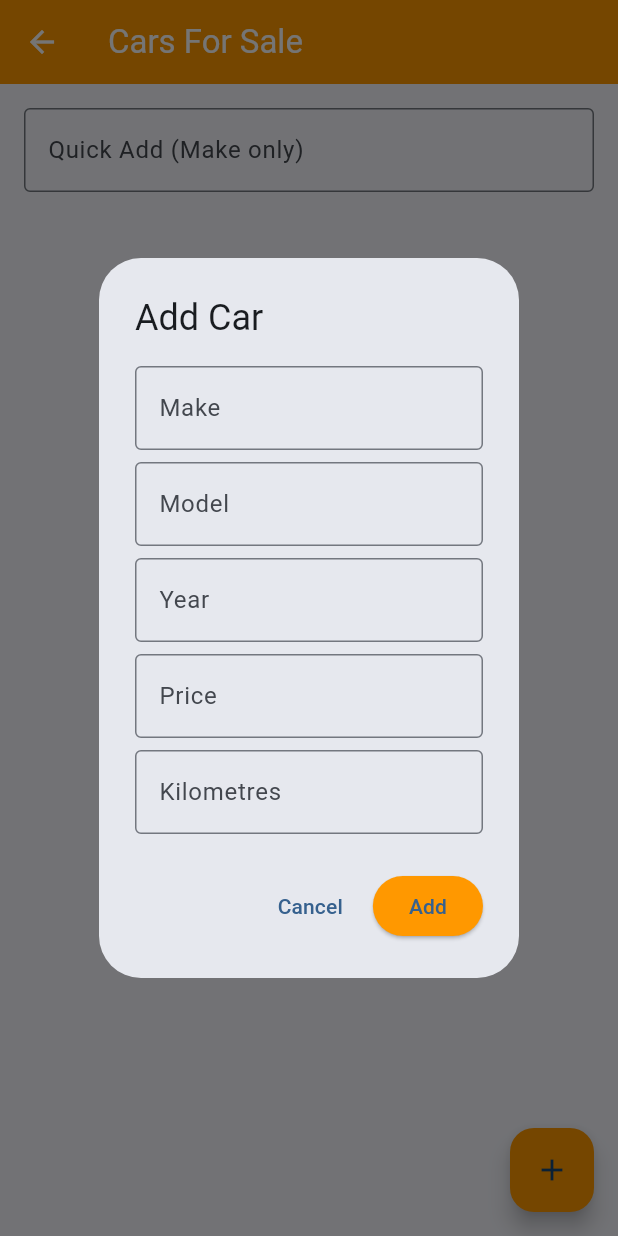
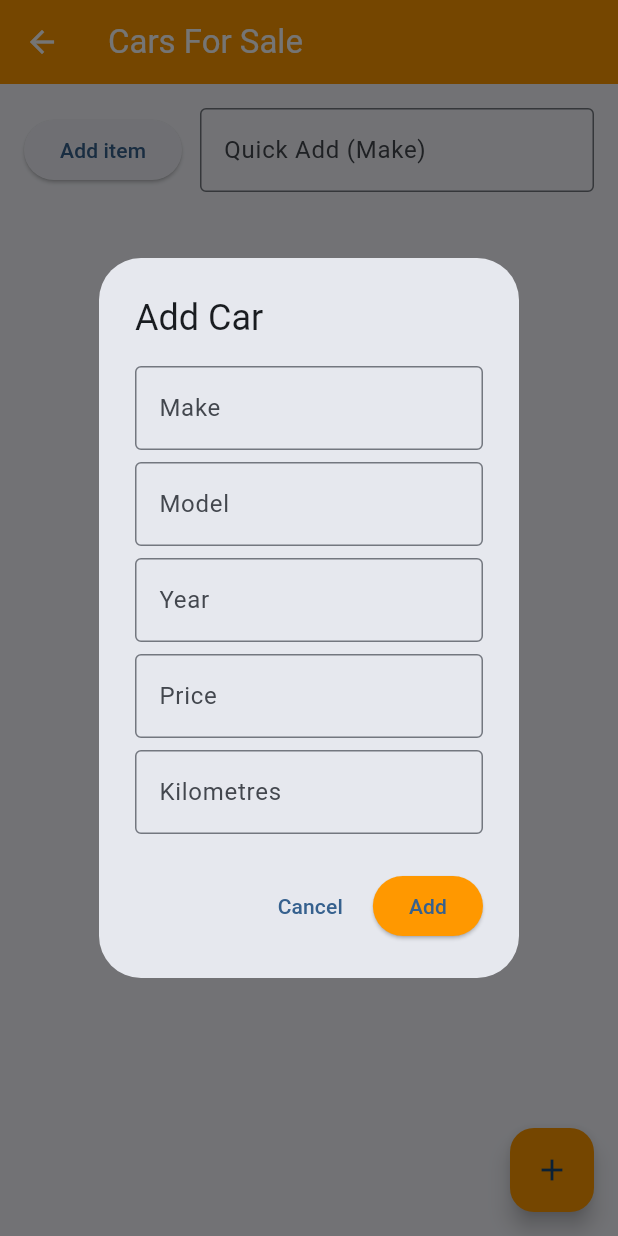
Before and after one commit to alex-gamero/final_project, a Flutter app: the CarsPage screen opened directly, after a tap on the "add" icon, on a phone screen of 412 x 824 dp. Run offline on Flutter 3.47's test engine with Material 3 defaults, Android fonts, the phone set to English and light mode, and no system bars; our stand-ins replace floor, flutter_secure_storage, sqflite; accounts and stored records are empty; generated files the repository leaves out were written again.

Commit message:
TextField and button implementation completed

```diff
--- a/lib/cars/cars_page.dart
+++ b/lib/cars/cars_page.dart
@@ -11,11 +11,15 @@ class _CarsPageState extends State<CarsPage> {
   final List<Car> _cars = [];
   int? _selectedIndex;
 
+  // Controllers for FULL car creation
   final TextEditingController _makeController = TextEditingController();
   final TextEditingController _modelController = TextEditingController();
   final TextEditingController _yearController = TextEditingController();
   final TextEditingController _priceController = TextEditingController();
   final TextEditingController _kmController = TextEditingController();
+
+  // CONTROLLER for PART 2 (quick add)
+  final TextEditingController _quickAddController = TextEditingController();
 
   @override
   Widget build(BuildContext context) {
@@ -27,41 +31,81 @@ class _CarsPageState extends State<CarsPage> {
         backgroundColor: Colors.orange,
         foregroundColor: Colors.white,
       ),
+
       floatingActionButton: FloatingActionButton(
         backgroundColor: Colors.orange,
         onPressed: _showAddCarDialog,
         child: const Icon(Icons.add),
       ),
+
       body: Row(
         children: [
           Expanded(
             child: Column(
               children: [
                 const SizedBox(height: 16),
+
+                // ---------------------------
+                //        PART 2
+                // ---------------------------
                 Padding(
-                  padding: const EdgeInsets.symmetric(horizontal: 16.0),
+                  padding: const EdgeInsets.symmetric(horizontal: 16),
+                  child: Row(
+                    children: [
+                      // Add button
+                      ElevatedButton(
+                        onPressed: () {
+                          final text = _quickAddController.text.trim();
+                          if (text.isEmpty) return;
+
+                          setState(() {
+                            _cars.add(
+                              Car(
+                                make: text,
+                                model: 'Unknown',
+                                year: 0,
+                                price: 0,
+                                kilometres: 0,
+                              ),
+                            );
+                            _quickAddController.clear();
+                          });
+                        },
+                        child: const Text("Add item"),
+                      ),
+                      const SizedBox(width: 12),
+
+                      // TextField
+                      Expanded(
                         child: TextField(
-                    controller: _makeController,
+                          controller: _quickAddController,
                           decoration: const InputDecoration(
-                      labelText: 'Quick Add (Make only)',
+                            labelText: 'Quick Add (Make)',
                             border: OutlineInputBorder(),
                           ),
                           onSubmitted: (value) {
                             if (value.trim().isEmpty) return;
+
                             setState(() {
                               _cars.add(Car(
                                 make: value,
-                          model: 'Unknown',
+                                model: "Unknown",
                                 year: 0,
                                 price: 0,
                                 kilometres: 0,
                               ));
-                        _makeController.clear();
+                              _quickAddController.clear();
                             });
                           },
                         ),
                       ),
+                    ],
+                  ),
+                ),
+
                 const SizedBox(height: 16),
+
+                // LIST OF CARS
                 Expanded(
                   child: ListView.builder(
                     itemCount: _cars.length,
@@ -77,7 +121,8 @@ class _CarsPageState extends State<CarsPage> {
                             Navigator.push(
                               context,
                               MaterialPageRoute(
-                                builder: (context) => CarDetailsPage(car: car),
+                                builder: (context) =>
+                                    CarDetailsPage(car: car),
                               ),
                             );
                           }
@@ -86,7 +131,9 @@ class _CarsPageState extends State<CarsPage> {
                           color: selected ? Colors.orange.shade100 : null,
                           child: ListTile(
                             title: Text('${car.year} ${car.make} ${car.model}'),
-                            subtitle: Text('Price: \$${car.price} | KM: ${car.kilometres}'),
+                            subtitle: Text(
+                              'Price: \$${car.price} | KM: ${car.kilometres}',
+                            ),
                           ),
                         ),
                       );
@@ -97,6 +144,7 @@ class _CarsPageState extends State<CarsPage> {
             ),
           ),
 
+          // Right-side details (wide screens)
           if (isWide && _selectedIndex != null)
             SizedBox(
               width: 350,
@@ -107,6 +155,9 @@ class _CarsPageState extends State<CarsPage> {
     );
   }
 
+  // ------------------------------
+  //  ADD CAR (FULL FORM)
+  // ------------------------------
   void _showAddCarDialog() {
     showDialog(
       context: context,
@@ -140,15 +191,19 @@ class _CarsPageState extends State<CarsPage> {
                     _modelController.text.trim().isEmpty) {
                   return;
                 }
+
                 setState(() {
-                  _cars.add(Car(
+                  _cars.add(
+                    Car(
                       make: _makeController.text,
                       model: _modelController.text,
                       year: int.tryParse(_yearController.text) ?? 0,
                       price: int.tryParse(_priceController.text) ?? 0,
                       kilometres: int.tryParse(_kmController.text) ?? 0,
-                  ));
+                    ),
+                  );
                 });
+
                 _clearFields();
                 Navigator.pop(context);
               },
@@ -160,6 +215,7 @@ class _CarsPageState extends State<CarsPage> {
     );
   }
 
+  // Helpers
   Widget _input(TextEditingController c, String label, {bool number = false}) {
     return TextField(
       controller: c,
@@ -180,6 +236,9 @@ class _CarsPageState extends State<CarsPage> {
   }
 }
 
+// ----------------------------
+//   CAR MODEL
+// ----------------------------
 class Car {
   final String make;
   final String model;
@@ -196,6 +255,9 @@ class Car {
   });
 }
 
+// ----------------------------
+//   DETAILS PAGE
+// ----------------------------
 class CarDetailsPage extends StatelessWidget {
   final Car car;
 
@@ -216,8 +278,10 @@ class CarDetailsPage extends StatelessWidget {
         child: Column(
           crossAxisAlignment: CrossAxisAlignment.start,
           children: [
-            Text('${car.year} ${car.make} ${car.model}',
-                style: const TextStyle(fontSize: 22, fontWeight: FontWeight.bold)),
+            Text(
+              '${car.year} ${car.make} ${car.model}',
+              style: const TextStyle(fontSize: 22, fontWeight: FontWeight.bold),
+            ),
             const SizedBox(height: 10),
             Text('Price: \$${car.price}'),
             Text('Kilometres: ${car.kilometres}'),
```
Lines whose indentation alone changed are shown as unchanged.
